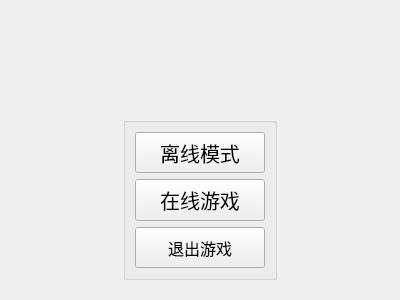
First picture: the form in client/gomokuClient/startwidget.ui, repository ELUT1111/Gomoku, before the edit.
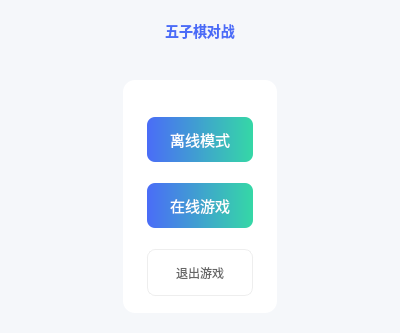
Second picture: the form after the edit.

```diff
--- a/client/gomokuClient/startwidget.ui
+++ b/client/gomokuClient/startwidget.ui
@@ -13,9 +13,98 @@
   <property name="windowTitle">
    <string>Form</string>
   </property>
-  <layout class="QVBoxLayout" name="verticalLayout" stretch="1,2">
+  <!-- 全局样式：与OnlineRoomWidget风格统一 -->
+  <property name="styleSheet">
+   <string notr="true">
+    /* 全局基础样式 */
+    QWidget {
+     background-color: #F5F7FA;
+     font-family: "Microsoft YaHei";
+     font-size: 14px;
+    }
+    /* 分组框样式：卡片化、圆角、阴影 */
+    QGroupBox#groupBox_3 {
+     border: none;
+     background-color: white;
+     border-radius: 12px;
+     box-shadow: 0 2px 10px rgba(0,0,0,0.06);
+     margin-top: 10px;
+     padding-top: 20px;
+    }
+    /* 分组框标题（隐藏，保持布局） */
+    QGroupBox#groupBox_3::title {
+     subcontrol-origin: margin;
+     subcontrol-position: top center;
+     padding: 0 10px;
+     color: transparent;
+    }
+    /* 按钮通用样式 */
+    QPushButton {
+     border-radius: 8px;
+     border: none;
+     font-size: 15px;
+     height: 45px;
+     margin: 8px 15px;
+    }
+    /* 主功能按钮（离线/在线） */
+    QPushButton#offlineButton, QPushButton#onlineButton {
+     background: qlineargradient(x1:0, y1:0, x2:1, y2:0, stop:0 #4A6CF7, stop:1 #35D8A6);
+     color: white;
+    }
+    QPushButton#offlineButton:hover, QPushButton#onlineButton:hover {
+     background: qlineargradient(x1:0, y1:0, x2:1, y2:0, stop:0 #3A5CE7, stop:1 #2BC896);
+    }
+    /* 次要按钮（退出） */
+    QPushButton#quitButton {
+     background-color: white;
+     color: #666666;
+     border: 1px solid #EEEEEE;
+     font-size: 12px;
+    }
+    QPushButton#quitButton:hover {
+     background-color: #F8F8F8;
+     color: #FF6B6B;
+     border-color: #FFE6E6;
+    }
+   </string>
+  </property>
+  <!-- 原有布局结构完全保留，仅优化边距和拉伸比 -->
+  <layout class="QVBoxLayout" name="verticalLayout" stretch="1,3">
+   <property name="contentsMargins">
+    <set>20 20 20 20</set>
+   </property>
+   <property name="spacing">
+    <number>10</number>
+   </property>
    <item>
-    <widget class="QWidget" name="widget" native="true"/>
+    <widget class="QWidget" name="widget" native="true">
+     <!-- 新增标题（不影响原有组件，仅美化） -->
+     <layout class="QHBoxLayout" name="horizontalLayoutTitle">
+      <property name="contentsMargins">
+       <set>0 0 0 0</set>
+      </property>
+      <item>
+       <widget class="QLabel" name="lblGameTitle">
+        <property name="text">
+         <string>五子棋对战</string>
+        </property>
+        <property name="font">
+         <font>
+          <pointsize>24</pointsize>
+          <weight>75</weight>
+          <bold>true</bold>
+         </font>
+        </property>
+        <property name="alignment">
+         <set>Qt::AlignCenter</set>
+        </property>
+        <property name="styleSheet">
+         <string notr="true">color: #4A6CF7;</string>
+        </property>
+       </widget>
+      </item>
+     </layout>
+    </widget>
    </item>
    <item>
     <widget class="QWidget" name="widget_2" native="true">
@@ -36,6 +125,12 @@
       <item>
        <widget class="QGroupBox" name="groupBox_3">
         <layout class="QVBoxLayout" name="verticalLayout_2">
+         <property name="contentsMargins">
+          <set>10 10 10 10</set>
+         </property>
+         <property name="spacing">
+          <number>5</number>
+         </property>
          <item>
           <widget class="QPushButton" name="offlineButton">
            <property name="sizePolicy">
```
Left out of the diff: 5 changed lines with no effect on the pictures.
